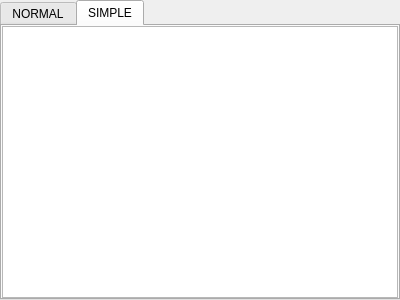
Qt form src/Qt/virtualkeytabwidget.ui (eighttails/PC6001VX) before a commit.
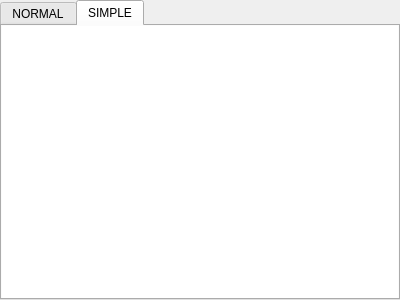
The same form after that commit.

Patch:
```diff
--- a/src/Qt/virtualkeytabwidget.ui
+++ b/src/Qt/virtualkeytabwidget.ui
@@ -69,7 +69,17 @@
      <number>0</number>
     </property>
     <item row="0" column="0">
-     <widget class="QGraphicsView" name="graphicsView"/>
+     <widget class="QGraphicsView" name="graphicsViewSimpleKeyboard">
+      <property name="styleSheet">
+       <string notr="true">QGraphicsView { border-style: none; }</string>
+      </property>
+      <property name="verticalScrollBarPolicy">
+       <enum>Qt::ScrollBarAlwaysOff</enum>
+      </property>
+      <property name="horizontalScrollBarPolicy">
+       <enum>Qt::ScrollBarAlwaysOff</enum>
+      </property>
+     </widget>
     </item>
    </layout>
   </widget>
```
Left out of the diff: 9 changed lines with no effect on the pictures.
